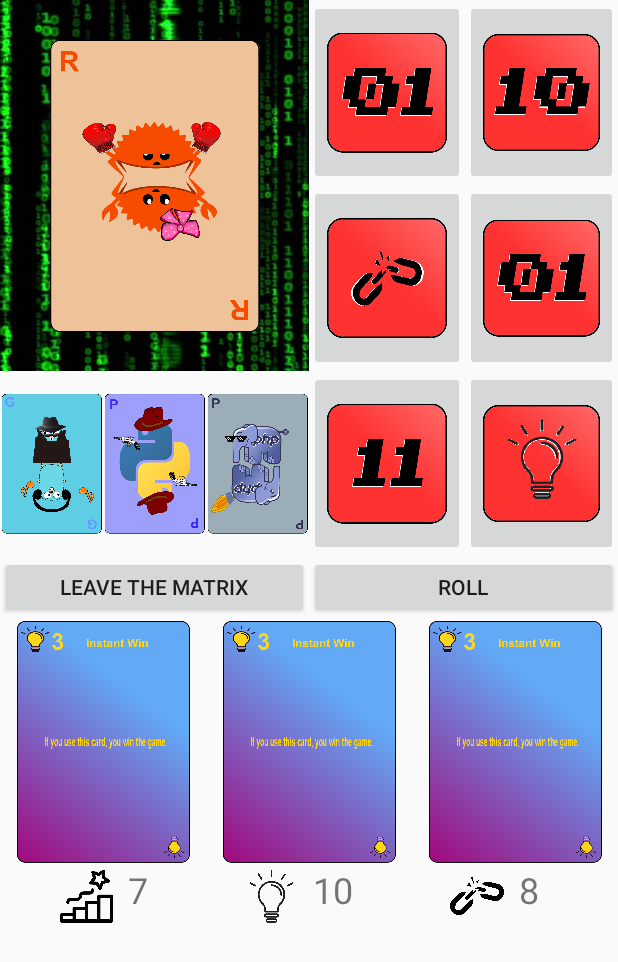
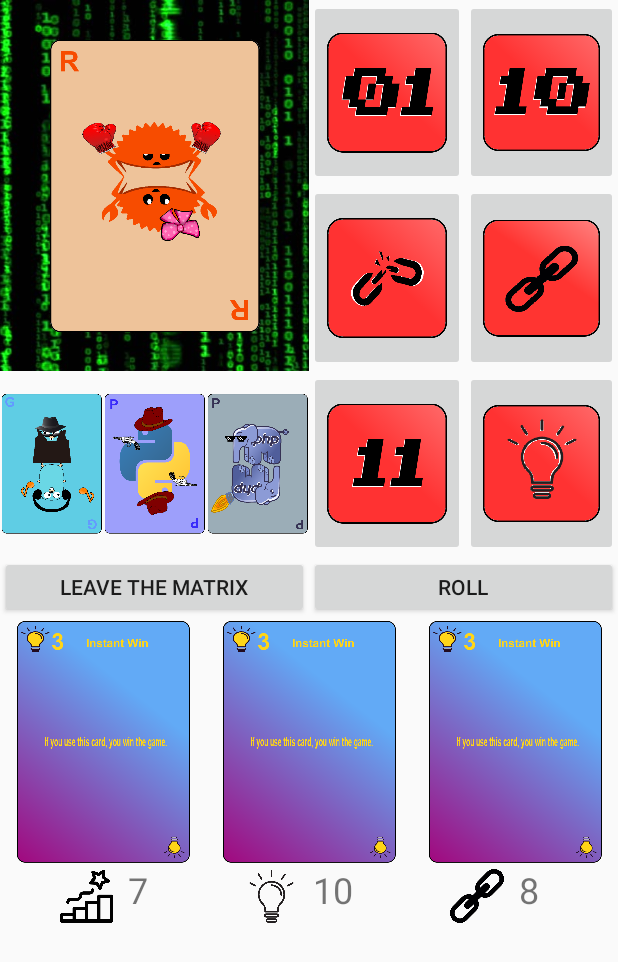
Before and after one commit to Allexio/Kings-of-Kode, an Android app: the BoardGameActivity screen opened directly, with no data from a screen before it, on a phone screen of 412 x 824 dp. Shown: the top 962 px of the screen. Run offline under Robolectric (Android 15) with nearby library versions, the phone set to English and light mode, and no system bars.

Commit message:
Added new picture where reasonable

```diff
--- a/app/src/main/res/layout/board_layout.xml
+++ b/app/src/main/res/layout/board_layout.xml
@@ -123,7 +123,7 @@
         app:layout_constraintStart_toEndOf="@+id/die1"
         app:layout_constraintTop_toTopOf="@+id/guideline9"
         app:layout_constraintVertical_bias="0.0"
-        app:srcCompat="@drawable/die_1" />
+        app:srcCompat="@drawable/die_intact" />
 
     <ImageButton
         android:id="@+id/die4"
@@ -283,7 +283,7 @@
             android:layout_height="wrap_content"
             android:layout_weight="0.5"
             android:contentDescription="@string/breaking_change_image"
-            app:srcCompat="@drawable/test_break" />
+            app:srcCompat="@drawable/life" />
 
         <TextView
             android:id="@+id/breaking_change_points"
```
Also changed, not shown: app/src/main/res/drawable/life.png (added).
